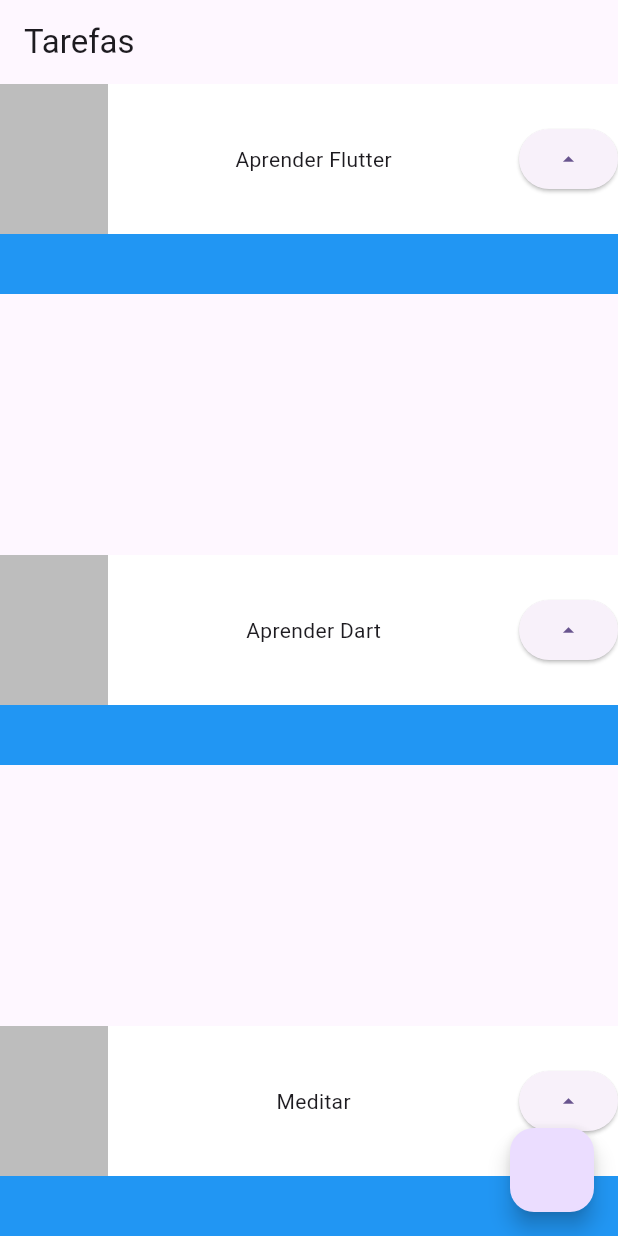
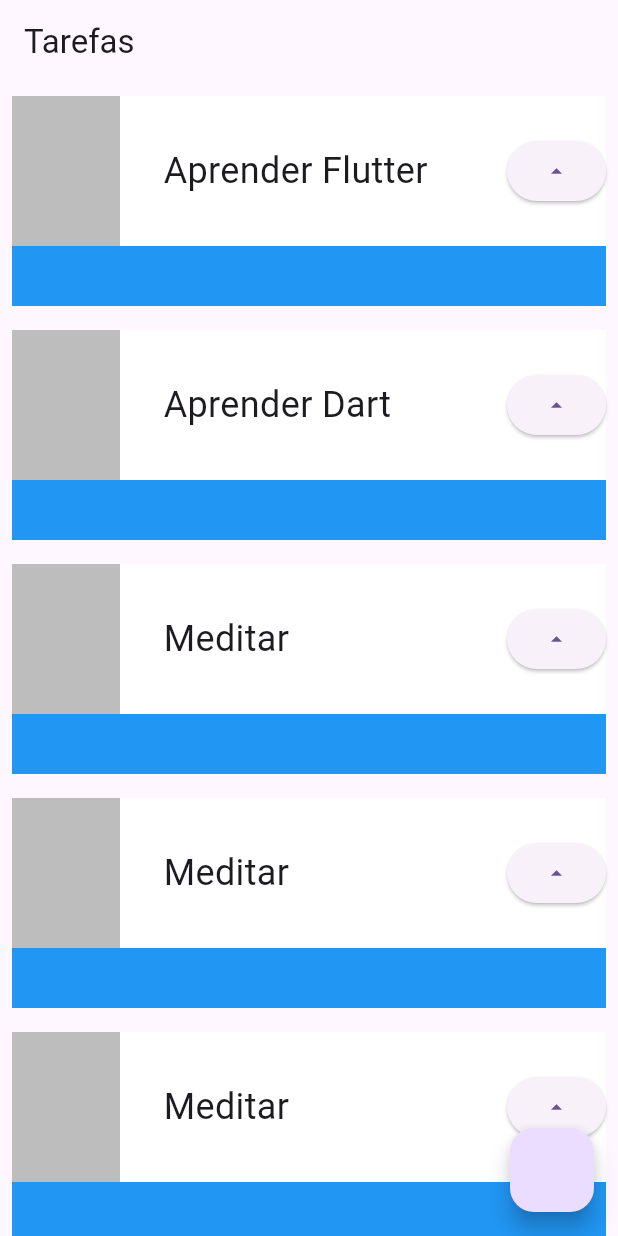
Before and after one commit to eri-akio/alura_projeto_flutter_01, a Flutter app: the screen it shows after launch, on a phone screen of 412 x 824 dp. Run offline on Flutter 3.47's test engine with Material 3 defaults, Android fonts, the phone set to English and light mode, and no system bars.

Commit message:
Implementando ListView e Padding

```diff
--- a/lib/main.dart
+++ b/lib/main.dart
@@ -19,11 +19,13 @@ class MyApp extends StatelessWidget {
         appBar: AppBar(
           title: Text('Tarefas'),
         ),
-        body: Column(
-          mainAxisAlignment: MainAxisAlignment.spaceBetween,
+        body: ListView(
           children: [
             Task("Aprender Flutter"),
             Task("Aprender Dart"),
+            Task("Meditar"),
+            Task("Meditar"),
+            Task("Meditar"),
             Task("Meditar"),
           ],
         ),
@@ -35,11 +37,13 @@ class MyApp extends StatelessWidget {
 
 class Task extends StatelessWidget {
   final String nome;
-  const Task(this.nome,{super.key});
+  const Task(this.nome, {super.key});
 
   @override
   Widget build(BuildContext context) {
-    return Container(
+    return Padding(
+      padding: const EdgeInsets.all(8.0),
+      child: Container(
         child: Stack(
           children: [
             Container(
@@ -57,13 +61,20 @@ class Task extends StatelessWidget {
                     width: 72,
                     height: 100,
                   ),
-                    Text(nome),
-                    ElevatedButton(onPressed: (){}, child: Icon(Icons.arrow_drop_up))
+                  Container(
+                    width: 200,
+                      child: Text(
+                        nome,
+                        style: TextStyle(fontSize: 24, overflow: TextOverflow.ellipsis,),
+                  )),
+                  ElevatedButton(
+                      onPressed: () {}, child: Icon(Icons.arrow_drop_up))
                 ],
               ),
             ),
           ],
         ),
+      ),
     );
   }
 }
```
Lines whose indentation alone changed are shown as unchanged.
